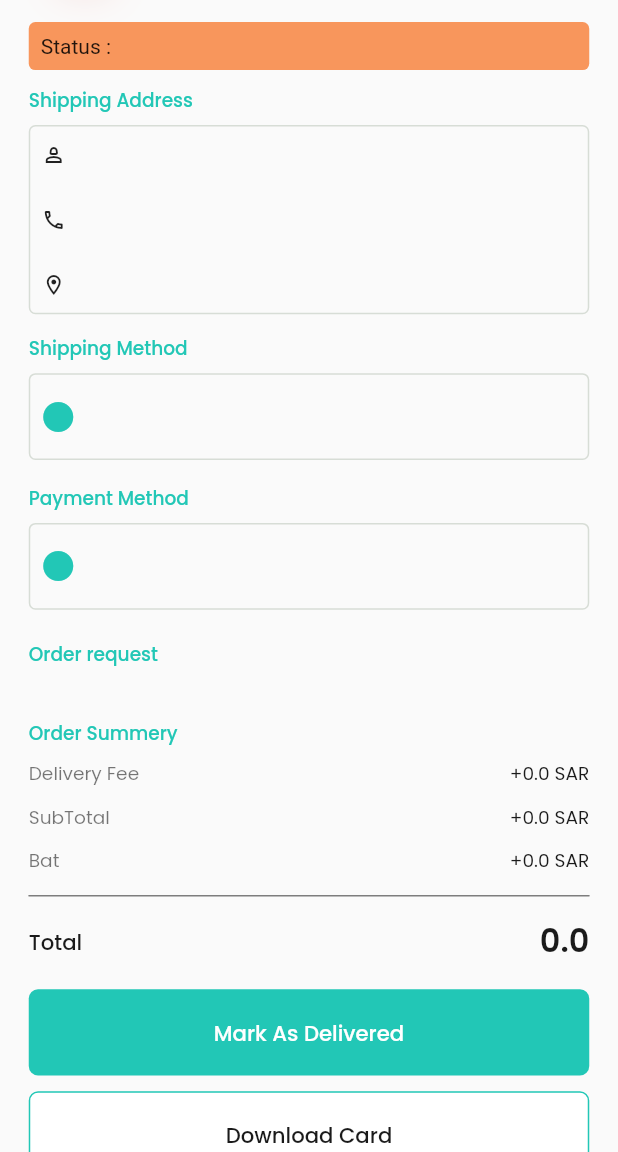
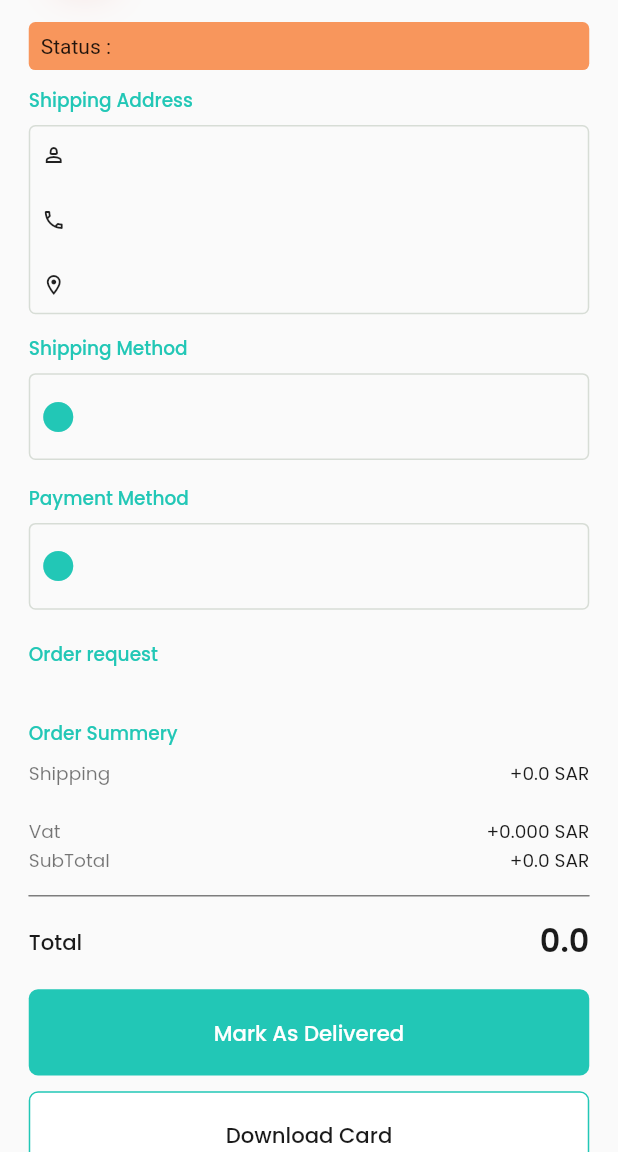
Before and after one commit to tokaMohaned/Medlife_Vendor, a Flutter app: the CurrentOrderDetails screen opened directly with empty values, on a phone screen of 412 x 824 dp, the part 84-1236 px from its top. Run offline on Flutter 3.47's test engine with Material 2 defaults, Android fonts, the phone set to English and light mode, and no system bars; our stand-ins replace cloud_firestore, firebase_auth, firebase_core, firebase_storage, flutter_bloc, flutter_screenutil and 2 more; accounts and stored records are empty.

Commit message:
Finish App

```diff
--- a/lib/features/orders/data/models/order_cost.dart
+++ b/lib/features/orders/data/models/order_cost.dart
@@ -1,22 +1,19 @@
 class OrderCost {
   final double subtotal;
-  final double deliveryFee;
-  final double discount;
-  final double taxes;
-  late final double total = subtotal + deliveryFee + taxes;
+  final double shipping;
+  final double vat;
+  late final double total = subtotal + shipping + vat;
 
   OrderCost({
     required this.subtotal,
-    required this.deliveryFee,
-    required this.discount,
-    required this.taxes,
+    required this.shipping,
+    required this.vat,
   });
 
   OrderCost.fromJson(Map<String, dynamic> json)
       : this(
           subtotal: (json['subtotal'] as num).toDouble(),
-          deliveryFee: (json['deliveryFee'] as num).toDouble(),
-          discount: (json['discount'] as num).toDouble(),
-          taxes: (json['taxes'] as num).toDouble(),
+          shipping: (json['shipping'] as num).toDouble(),
+          vat: (json['vat'] as num).toDouble(),
         );
 }
--- a/lib/features/orders/ui/screens/current_order_details.dart
+++ b/lib/features/orders/ui/screens/current_order_details.dart
@@ -178,22 +178,22 @@ class CurrentOrderDetails extends StatelessWidget {
                   height: 9.h,
                 ),
                 SummeryRow(
-                  text: 'Delivery Fee',
-                  price: '+${acceptedOrder.orderCost.deliveryFee} SAR',
+                  text: 'Shipping',
+                  price: '+${acceptedOrder.orderCost.shipping} SAR',
+                ),
+                SizedBox(
+                  height: 11.h,
                 ),
                 SizedBox(
                   height: 11.h,
                 ),
                 SummeryRow(
+                  text: 'Vat',
+                  price: '+${acceptedOrder.orderCost.vat.toStringAsFixed(3)} SAR',
+                ),
+                SummeryRow(
                   text: 'SubTotal',
                   price: '+${acceptedOrder.orderCost.subtotal} SAR',
-                ),
-                SizedBox(
-                  height: 11.h,
-                ),
-                SummeryRow(
-                  text: 'Bat',
-                  price: '+${acceptedOrder.orderCost.taxes} SAR',
                 ),
                 SizedBox(
                   height: 16.h,
@@ -211,7 +211,7 @@ class CurrentOrderDetails extends StatelessWidget {
                 ),
                 DefaultTextButton(
                   function: () {
-                    OrdersCubit.get(context).orderDelivered(acceptedOrder.id);
+                    OrdersCubit.get(context).orderDelivered(acceptedOrder.id,acceptedOrder.buyer.id!).then((value) => Navigator.pop(context));
                   },
                   text: "Mark As Delivered",
                   textStyle: openSans16W500(color: Colors.white),
--- a/lib/features/orders/ui/screens/delivered_order_details.dart
+++ b/lib/features/orders/ui/screens/delivered_order_details.dart
@@ -176,7 +176,14 @@ class DeliveredOrderDetails extends StatelessWidget {
                 ),
                 SummeryRow(
                   text: 'Delivery Fee',
-                  price: '+${deliveredOrder.orderCost.deliveryFee} SAR',
+                  price: '+${deliveredOrder.orderCost.shipping} SAR',
+                ),
+                SizedBox(
+                  height: 11.h,
+                ),
+                SummeryRow(
+                  text: 'Vat',
+                  price: '+${deliveredOrder.orderCost.vat.toStringAsFixed(3)} SAR',
                 ),
                 SizedBox(
                   height: 11.h,
@@ -184,13 +191,6 @@ class DeliveredOrderDetails extends StatelessWidget {
                 SummeryRow(
                   text: 'SubTotal',
                   price: '+${deliveredOrder.orderCost.subtotal} SAR',
-                ),
-                SizedBox(
-                  height: 11.h,
-                ),
-                SummeryRow(
-                  text: 'Bat',
-                  price: '+${deliveredOrder.orderCost.taxes} SAR',
                 ),
                 SizedBox(
                   height: 16.h,
--- a/lib/features/orders/ui/screens/new_order_details.dart
+++ b/lib/features/orders/ui/screens/new_order_details.dart
@@ -176,8 +176,15 @@ class NewOrderDetails extends StatelessWidget {
                   height: 9.h,
                 ),
                 SummeryRow(
-                  text: 'Delivery Fee',
-                  price: '+${newOrder.orderCost.deliveryFee} SAR',
+                  text: 'Shipping',
+                  price: '+${newOrder.orderCost.shipping} SAR',
+                ),
+                SizedBox(
+                  height: 11.h,
+                ),
+                SummeryRow(
+                  text: 'Vat',
+                  price: '+${newOrder.orderCost.vat.toStringAsFixed(3)} SAR',
                 ),
                 SizedBox(
                   height: 11.h,
@@ -185,13 +192,6 @@ class NewOrderDetails extends StatelessWidget {
                 SummeryRow(
                   text: 'SubTotal',
                   price: '+${newOrder.orderCost.subtotal} SAR',
-                ),
-                SizedBox(
-                  height: 11.h,
-                ),
-                SummeryRow(
-                  text: 'Bat',
-                  price: '+${newOrder.orderCost.taxes} SAR',
                 ),
                 SizedBox(
                   height: 16.h,
@@ -212,7 +212,8 @@ class NewOrderDetails extends StatelessWidget {
                     Expanded(
                       child: DefaultTextButton(
                         function: () {
-                          OrdersCubit.get(context).declineOrder(newOrder.id);
+                          OrdersCubit.get(context)
+                              .declineOrder(newOrder.id, newOrder.buyer.id!).then((value) => Navigator.pop(context));
                         },
                         text: "Decline",
                         backgroundColor: Colors.transparent,
@@ -225,7 +226,8 @@ class NewOrderDetails extends StatelessWidget {
                     Expanded(
                       child: DefaultTextButton(
                         function: () {
-                          OrdersCubit.get(context).acceptOrder(newOrder.id);
+                          OrdersCubit.get(context)
+                              .acceptOrder(newOrder.id, newOrder.buyer.id!).then((value) => Navigator.pop(context));
                         },
                         text: "Accept",
                         textStyle: openSans16W500(color: Colors.white),
--- a/lib/features/orders/ui/widgets/current_orders_list.dart
+++ b/lib/features/orders/ui/widgets/current_orders_list.dart
@@ -44,14 +44,14 @@ class CurrentOrdersList extends StatelessWidget {
                           ),
                           SizedBox(height: 8.h),
                           Text(
-                            "Order Nom. : ${acceptedOrders[index].id}",
+                            "ID : ${acceptedOrders[index].id}",
                             style: openSans12W400(
                               color: Colors.black.withOpacity(0.5),
                             ),
                           ),
                           SizedBox(height: 5.h),
                           Text(
-                            "Date Time: ${acceptedOrders[index].dateTime}".substring(0,22),
+                            "Date: ${acceptedOrders[index].dateTime}".substring(0,22),
                             style: openSans12W400(
                               color: Colors.black.withOpacity(0.5),
                             ),
--- a/lib/features/orders/ui/widgets/delivered_orders_list.dart
+++ b/lib/features/orders/ui/widgets/delivered_orders_list.dart
@@ -44,14 +44,14 @@ class DeliveredOrdersList extends StatelessWidget {
                           ),
                           SizedBox(height: 8.h),
                           Text(
-                            "Order Nom. : ${deliveredOrders[index].id}",
+                            "ID : ${deliveredOrders[index].id}",
                             style: openSans12W400(
                               color: Colors.black.withOpacity(0.5),
                             ),
                           ),
                           SizedBox(height: 5.h),
                           Text(
-                            "Date Time: ${deliveredOrders[index].dateTime}".substring(0,22),
+                            "Date : ${deliveredOrders[index].dateTime}".substring(0,22),
                             style: openSans12W400(
                               color: Colors.black.withOpacity(0.5),
                             ),
--- a/lib/features/orders/ui/widgets/new_orders_list.dart
+++ b/lib/features/orders/ui/widgets/new_orders_list.dart
@@ -45,14 +45,14 @@ class NewOrdersList extends StatelessWidget {
                           ),
                           SizedBox(height: 8.h),
                           Text(
-                            "Order Nom. : ${pendingOrders[index].id}",
+                            "ID : ${pendingOrders[index].id}",
                             style: openSans12W400(
                               color: Colors.black.withOpacity(0.5),
                             ),
                           ),
                           SizedBox(height: 5.h),
                           Text(
-                            "Date Time: ${pendingOrders[index].dateTime}".substring(0,22),
+                            "Date : ${pendingOrders[index].dateTime}".substring(0,22),
                             style: openSans12W400(
                               color: Colors.black.withOpacity(0.5),
                             ),
--- a/lib/route_manager.dart
+++ b/lib/route_manager.dart
@@ -3,9 +3,9 @@ import 'package:medlife_v2/features/auth/ui/screens/login_screen.dart';
 import 'package:medlife_v2/features/auth/ui/screens/register_screen.dart';
 import 'package:medlife_v2/features/auth/ui/screens/reset_password_screen.dart';
 import 'package:medlife_v2/features/home/ui/screens/home_screen.dart';
+import 'package:medlife_v2/features/orders/ui/screens/current_order_details.dart';
 import 'package:medlife_v2/features/orders/ui/screens/delivered_order_details.dart';
 import 'package:medlife_v2/features/orders/ui/screens/new_order_details.dart';
-import 'package:medlife_v2/features/orders/ui/screens/current_order_details.dart';
 import 'package:medlife_v2/features/profile/ui/screens/profile_screen.dart';
 import 'package:medlife_v2/ui/screens/home_layout.dart';
 import 'package:medlife_v2/ui/screens/splash_screen.dart';
--- a/lib/utils/constants.dart
+++ b/lib/utils/constants.dart
@@ -1,6 +1,7 @@
 class FirebasePath {
   //Collection
   static const String vendors = 'vendors';
+  static const String users = 'users';
   static const String medicalEquipments = 'medical-equipments';
   static const String medicalEquipmentsCart = 'medical-equipments-cart';
   static const String orders = 'orders';
```
Also changed, not shown: lib/features/orders/cubit/orders_cubit.dart (+7 -7 lines), lib/features/orders/data/services/orders_firebase_service.dart (+50 -13 lines).
